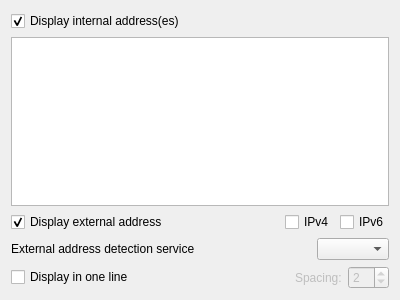
The window that plugins/ip_address/gui/settings_widget.ui (alonewinds/DigitalClock5) describes before a commit, drawn with Qt 5.
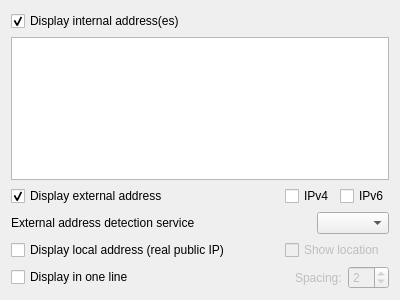
The same window after the commit.

Commit message: feat:IP plugins add local address

Diff of the .ui file:
```diff
--- a/plugins/ip_address/gui/settings_widget.ui
+++ b/plugins/ip_address/gui/settings_widget.ui
@@ -95,7 +95,37 @@
      </item>
     </layout>
    </item>
-   <item row="4" column="0" colspan="4">
+   <item row="4" column="0">
+    <widget class="QCheckBox" name="show_local_addr_cbox">
+     <property name="text">
+      <string>Display local address (real public IP)</string>
+     </property>
+    </widget>
+   </item>
+   <item row="4" column="1">
+    <spacer name="horizontalSpacer_3">
+     <property name="orientation">
+      <enum>Qt::Orientation::Horizontal</enum>
+     </property>
+     <property name="sizeHint" stdset="0">
+      <size>
+       <width>10</width>
+       <height>20</height>
+      </size>
+     </property>
+    </spacer>
+   </item>
+   <item row="4" column="2" colspan="2">
+    <widget class="QCheckBox" name="show_local_location_cbox">
+     <property name="enabled">
+      <bool>false</bool>
+     </property>
+     <property name="text">
+      <string>Show location</string>
+     </property>
+    </widget>
+   </item>
+   <item row="5" column="0" colspan="4">
     <layout class="QHBoxLayout" name="inline_display_layout">
      <item>
       <widget class="QCheckBox" name="display_inline_cbox">
```
Left out of the diff: 16 changed lines with no effect on the pictures. The commit also changes 5 other files.
